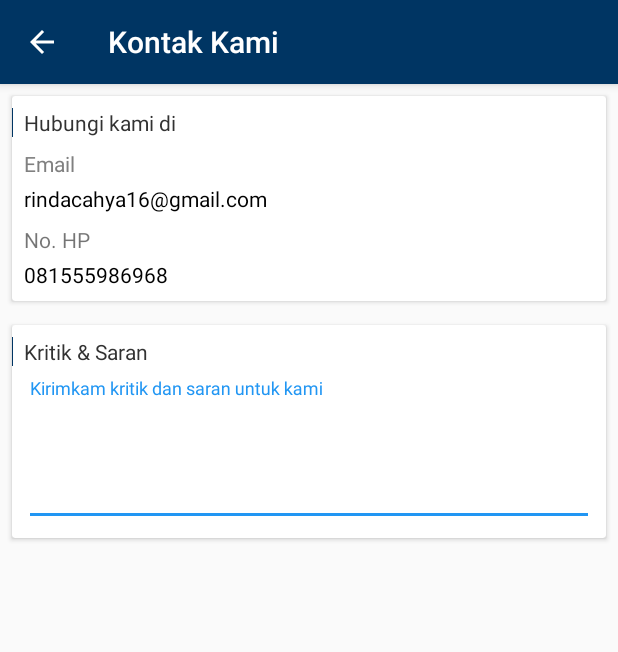
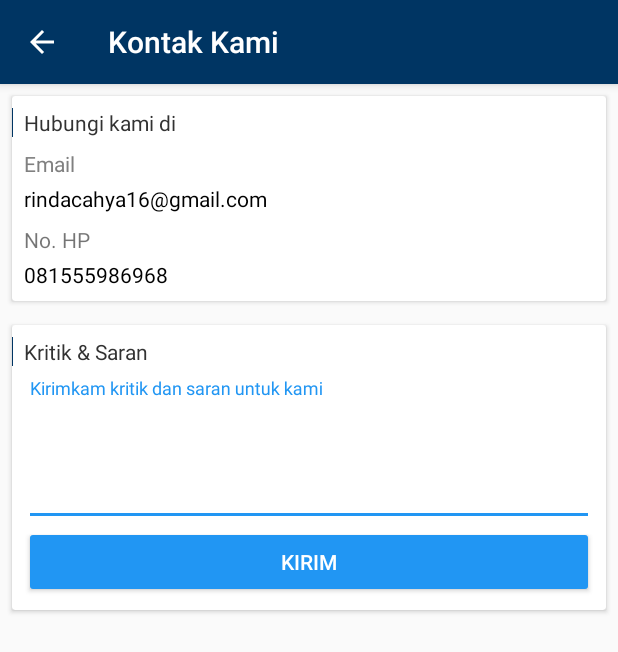
Before and after one commit to pradityanafiis/android-gasskos, an Android app: the KontakKamiActivity screen opened directly, with no data from a screen before it, on a phone screen of 412 x 824 dp. Shown: the top 652 px of the screen. Run offline under Robolectric (Android 15) with nearby library versions, the phone set to English and light mode, and no system bars.

Commit message:
update layout akhir

```diff
--- a/app/src/main/res/layout/activity_kontak_kami.xml
+++ b/app/src/main/res/layout/activity_kontak_kami.xml
@@ -113,6 +113,17 @@
                 android:paddingRight="8dp"
                 android:paddingBottom="8dp">
 
+                <Button
+                    android:id="@+id/button3"
+                    style="@style/Widget.AppCompat.Button.Colored"
+                    android:layout_width="0dp"
+                    android:layout_height="wrap_content"
+                    android:layout_weight="1"
+                    android:text="Kirim"
+                    app:layout_constraintEnd_toEndOf="parent"
+                    app:layout_constraintStart_toStartOf="@+id/textViewLabel2"
+                    app:layout_constraintTop_toBottomOf="@+id/textInputLayout" />
+
                 <TextView
                     android:id="@+id/textViewLabel2"
                     android:layout_width="wrap_content"
@@ -136,6 +147,7 @@
                     app:layout_constraintVertical_bias="0.0" />
 
                 <android.support.design.widget.TextInputLayout
+                    android:id="@+id/textInputLayout"
                     android:layout_width="0dp"
                     android:layout_height="wrap_content"
                     android:layout_marginTop="8dp"
@@ -150,6 +162,7 @@
                         android:hint="Kirimkam kritik dan saran untuk kami "
                         android:lines="3"
                         android:singleLine="false" />
+
                 </android.support.design.widget.TextInputLayout>
 
             </android.support.constraint.ConstraintLayout>
--- a/app/src/main/res/values/strings.xml
+++ b/app/src/main/res/values/strings.xml
@@ -11,7 +11,7 @@
     <string name="search_title">GassKoss - Pencarian</string>
     <string name="person_title">GassKoss - Akun</string>
     <string name="title_activity_notifikasi">Notifikasi</string>
-    <string name="title_activity_riwayat">Riwayat Pesanan</string>
+    <string name="title_activity_riwayat">Riwayat Transaksi</string>
     <string name="title_activity_detail_kost">Detail Kost</string>
     <string name="title_activity_basic">BasicActivity</string>
     <string name="title_activity_booking">BookingActivity</string>
```
